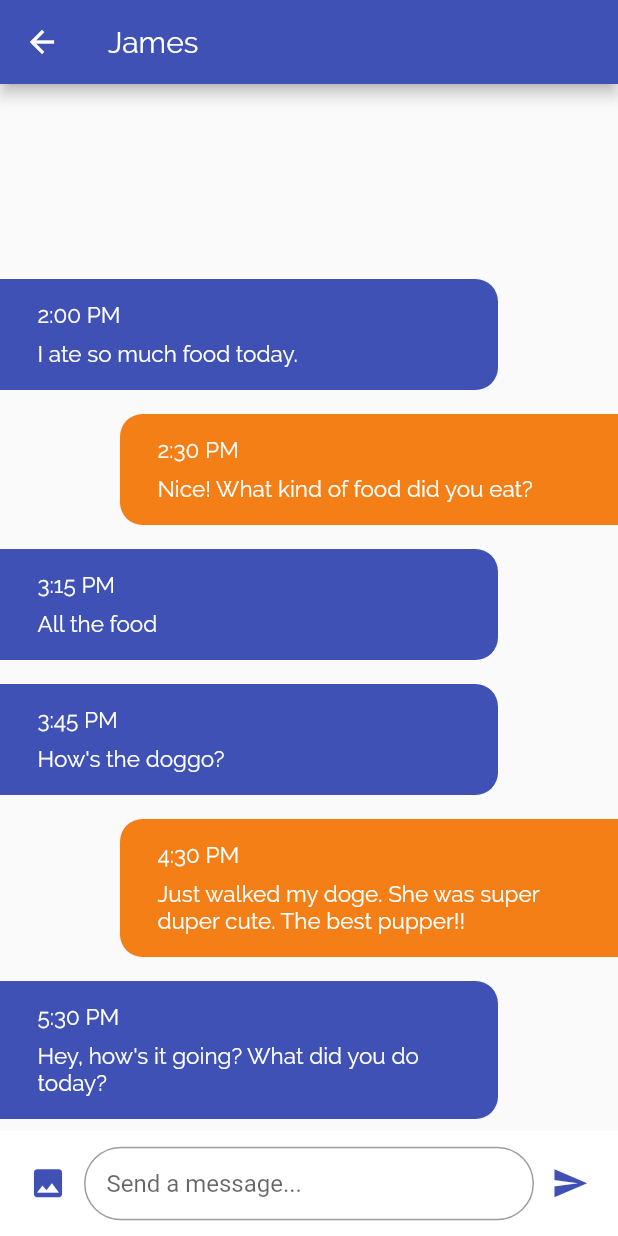
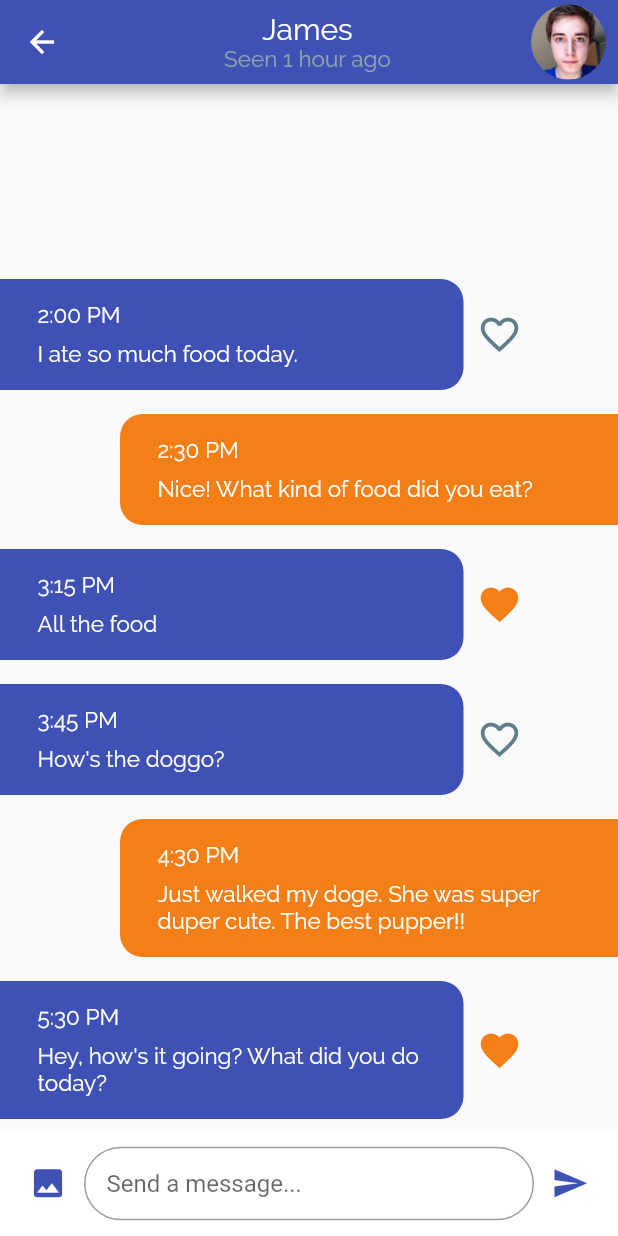
Before and after one commit to joshuadotillos/MobileStreamChat, a Flutter app: the RecentChats widget shown alone on an empty page, opened directly, after a tap on "James", on a phone screen of 412 x 824 dp. Run offline on Flutter 3.47's test engine with Material 2 defaults, Android fonts, the phone set to English and light mode, and no system bars; our stand-ins replace cloud_firestore, firebase_auth, firebase_core; missing offline and left inert: flappy_search_bar; accounts and stored records are empty.

Commit message:
Part 1 changes
Personal Chats, and other UI beautification

```diff
--- a/mobilestreamchat/lib/ui/chat/chatMessage.dart
+++ b/mobilestreamchat/lib/ui/chat/chatMessage.dart
@@ -12,11 +12,12 @@ class ChatMessage extends StatefulWidget {
 
 class _ChatMessageState extends State<ChatMessage> {
   _buildMessage(Message message, bool isCurrentUser) {
-    return Container(
+    final Container msg = Container(
       margin: isCurrentUser
           ? EdgeInsets.only(top: 8.0, bottom: 8.0, left: 80.0)
-          : EdgeInsets.only(top: 8.0, bottom: 8.0, right: 80.0),
+          : EdgeInsets.only(top: 8.0, bottom: 8.0),
       padding: EdgeInsets.symmetric(horizontal: 25.0, vertical: 15.0),
+      width: MediaQuery.of(context).size.width * 0.75,
       decoration: BoxDecoration(
         color: isCurrentUser
             ? Theme.of(context).accentColor
@@ -54,6 +55,25 @@ class _ChatMessageState extends State<ChatMessage> {
         ],
       ),
     );
+    //currentUserMsg
+    if (isCurrentUser) {
+      return msg;
+    }
+    //liked messages
+    return Row(
+      children: <Widget>[
+        msg,
+        IconButton(
+          icon: message.isLiked
+              ? Icon(Icons.favorite)
+              : Icon(Icons.favorite_border),
+          iconSize: 30.0,
+          color:
+              message.isLiked ? Theme.of(context).accentColor : Colors.blueGrey,
+          onPressed: () {},
+        ),
+      ],
+    );
   }
 
   _buildMessageAdd() {
@@ -77,11 +97,10 @@ class _ChatMessageState extends State<ChatMessage> {
                 setState(() {});
               },
               decoration: InputDecoration(
-                border: OutlineInputBorder(
-                    borderRadius: BorderRadius.circular(30.0)),
-                hintText: "Send a message...",
-                contentPadding: EdgeInsets.all(15.0)
-              ),
+                  border: OutlineInputBorder(
+                      borderRadius: BorderRadius.circular(30.0)),
+                  hintText: "Send a message...",
+                  contentPadding: EdgeInsets.all(15.0)),
             ),
           ),
           //sending message
@@ -100,9 +119,45 @@ class _ChatMessageState extends State<ChatMessage> {
   Widget build(BuildContext context) {
     return Scaffold(
       appBar: AppBar(
-        title: Text(
-          widget.user.name,
+        title: Center(
+          child: Column(
+            children: <Widget>[
+              Text(
+                widget.user.name,
+              ),
+              Text(
+                //to be implement the isSeen
+                "Seen 1 hour ago",
+                style: TextStyle(
+                  fontSize: 15.0,
+                  color: Colors.blueGrey[300],
+                ),
+              ),
+            ],
+          ),
         ),
+        actions: <Widget>[
+          InkWell(
+            splashColor: Colors.transparent,
+            highlightColor: Colors.transparent,
+            onTap: () {
+              //to be edit
+            },
+            child: Padding(
+              padding: EdgeInsets.only(right: 8.0),
+              child: Container(
+                width: 50,
+                height: 50,
+                decoration: BoxDecoration(
+                  shape: BoxShape.circle,
+                ),
+                child: CircleAvatar(
+                  backgroundImage: AssetImage(widget.user.imageUrl),
+                ),
+              ),
+            ),
+          ),
+        ],
       ),
       body: GestureDetector(
         onTap: () => FocusScope.of(context).unfocus(),
--- a/mobilestreamchat/lib/ui/chat/groupChat.dart
+++ b/mobilestreamchat/lib/ui/chat/groupChat.dart
@@ -10,7 +10,9 @@ class _GroupChatState extends State<GroupChat> {
   Widget build(BuildContext context) {
     return Column(
       mainAxisAlignment: MainAxisAlignment.center,
-      children: [Text('Hello Group Chat')],
+      children: <Widget>[
+        Text('Hello Group Chat'),
+      ],
     );
   }
 }
--- a/mobilestreamchat/lib/ui/chat/newDirectMessage.dart
+++ b/mobilestreamchat/lib/ui/chat/newDirectMessage.dart
@@ -22,7 +22,9 @@ class _NewDirectMessageState extends State<NewDirectMessage> {
       ),
       body: Column(
         mainAxisAlignment: MainAxisAlignment.center,
-        children: [Text('Hello Direct Message')],
+        children: <Widget>[
+          Text('Hello Direct Message'),
+        ],
       ),
     );
   }
--- a/mobilestreamchat/lib/ui/chat/newGroup.dart
+++ b/mobilestreamchat/lib/ui/chat/newGroup.dart
@@ -22,7 +22,9 @@ class _NewGroupState extends State<NewGroup> {
       ),
       body: Column(
         mainAxisAlignment: MainAxisAlignment.center,
-        children: [Text('Hello New Group Chat')],
+        children: <Widget>[
+          Text('Hello New Group Chat'),
+        ],
       ),
     );
   }
--- a/mobilestreamchat/lib/ui/chat/personalChat.dart
+++ b/mobilestreamchat/lib/ui/chat/personalChat.dart
@@ -15,7 +15,7 @@ class _PersonalChatState extends State<PersonalChat> {
   Widget build(BuildContext context) {
     return Material(
       child: Column(
-        children: [
+        children: <Widget>[
           RecentChats(),
         ],
       ),
--- a/mobilestreamchat/lib/ui/chat/recent_chats.dart
+++ b/mobilestreamchat/lib/ui/chat/recent_chats.dart
@@ -41,7 +41,7 @@ class RecentChats extends StatelessWidget {
                     ),
                     Column(
                       crossAxisAlignment: CrossAxisAlignment.start,
-                      children: [
+                      children: <Widget>[
                         Text(
                           chat.sender.name,
                           style: TextStyle(
@@ -70,7 +70,7 @@ class RecentChats extends StatelessWidget {
                       ],
                     ),
                     Column(
-                      children: [
+                      children: <Widget>[
                         Text(
                           chat.time,
                           style: TextStyle(
--- a/mobilestreamchat/lib/ui/home_view.dart
+++ b/mobilestreamchat/lib/ui/home_view.dart
@@ -118,7 +118,9 @@ Widget drawer(BuildContext context) {
                 'Sign Out',
                 style: Theme.of(context).textTheme.headline6,
               ),
-              onTap: () {},
+              onTap: () {
+                //to be edit
+              },
             ),
           ),
         ),
```
